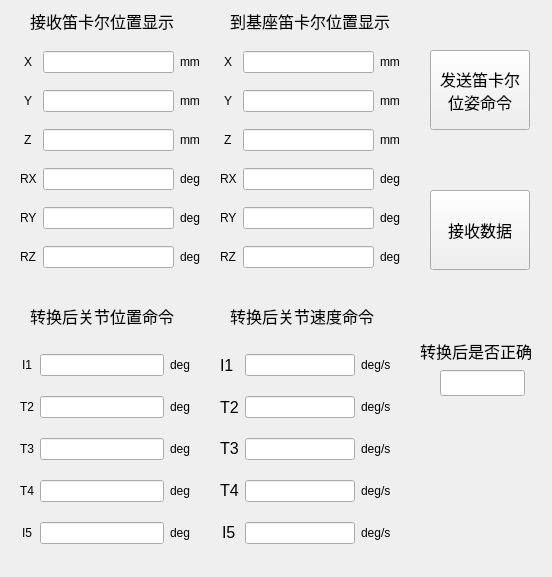
Qt form ui/ui_file/biped_receive_control_command.ui (Jiongyu/third_modular_robot) before a commit.
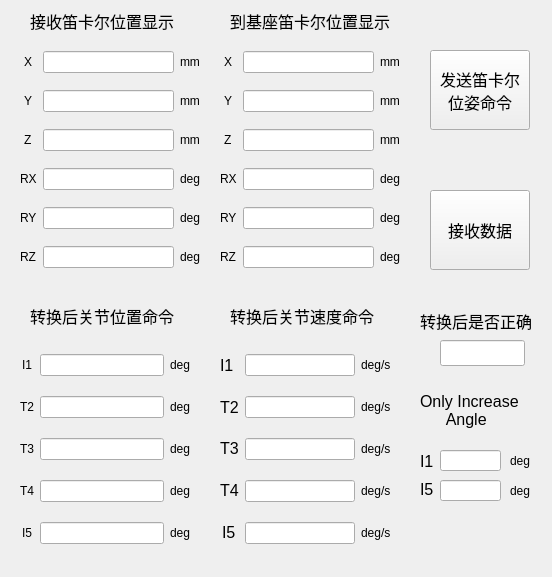
The same form after that commit.

```diff
--- a/ui/ui_file/biped_receive_control_command.ui
+++ b/ui/ui_file/biped_receive_control_command.ui
@@ -35,7 +35,7 @@
    <property name="geometry">
     <rect>
      <x>440</x>
-     <y>370</y>
+     <y>340</y>
      <width>85</width>
      <height>26</height>
     </rect>
@@ -781,7 +781,7 @@
    <property name="geometry">
     <rect>
      <x>420</x>
-     <y>340</y>
+     <y>310</y>
      <width>111</width>
      <height>21</height>
     </rect>
@@ -795,6 +795,125 @@
     <string>转换后是否正确</string>
    </property>
   </widget>
+  <widget class="QLabel" name="label_9">
+   <property name="geometry">
+    <rect>
+     <x>420</x>
+     <y>390</y>
+     <width>111</width>
+     <height>41</height>
+    </rect>
+   </property>
+   <property name="font">
+    <font>
+     <pointsize>12</pointsize>
+    </font>
+   </property>
+   <property name="text">
+    <string>Only Increase 
+      Angle</string>
+   </property>
+  </widget>
+  <widget class="QLineEdit" name="lineEdit_60">
+   <property name="geometry">
+    <rect>
+     <x>440</x>
+     <y>450</y>
+     <width>61</width>
+     <height>21</height>
+    </rect>
+   </property>
+   <property name="toolTip">
+    <string>&lt;html&gt;&lt;head/&gt;&lt;body&gt;&lt;p&gt;-360~360度&lt;/p&gt;&lt;/body&gt;&lt;/html&gt;</string>
+   </property>
+   <property name="alignment">
+    <set>Qt::AlignCenter</set>
+   </property>
+   <property name="readOnly">
+    <bool>true</bool>
+   </property>
+  </widget>
+  <widget class="QLabel" name="label_166">
+   <property name="geometry">
+    <rect>
+     <x>420</x>
+     <y>480</y>
+     <width>15</width>
+     <height>19</height>
+    </rect>
+   </property>
+   <property name="font">
+    <font>
+     <pointsize>12</pointsize>
+    </font>
+   </property>
+   <property name="text">
+    <string>I5</string>
+   </property>
+  </widget>
+  <widget class="QLabel" name="label_167">
+   <property name="geometry">
+    <rect>
+     <x>420</x>
+     <y>450</y>
+     <width>20</width>
+     <height>22</height>
+    </rect>
+   </property>
+   <property name="font">
+    <font>
+     <pointsize>12</pointsize>
+    </font>
+   </property>
+   <property name="text">
+    <string>I1</string>
+   </property>
+  </widget>
+  <widget class="QLineEdit" name="lineEdit_61">
+   <property name="geometry">
+    <rect>
+     <x>440</x>
+     <y>480</y>
+     <width>61</width>
+     <height>21</height>
+    </rect>
+   </property>
+   <property name="toolTip">
+    <string>&lt;html&gt;&lt;head/&gt;&lt;body&gt;&lt;p&gt;-360~360度&lt;/p&gt;&lt;/body&gt;&lt;/html&gt;</string>
+   </property>
+   <property name="alignment">
+    <set>Qt::AlignCenter</set>
+   </property>
+   <property name="readOnly">
+    <bool>true</bool>
+   </property>
+  </widget>
+  <widget class="QLabel" name="label_168">
+   <property name="geometry">
+    <rect>
+     <x>510</x>
+     <y>450</y>
+     <width>31</width>
+     <height>21</height>
+    </rect>
+   </property>
+   <property name="text">
+    <string>deg</string>
+   </property>
+  </widget>
+  <widget class="QLabel" name="label_169">
+   <property name="geometry">
+    <rect>
+     <x>510</x>
+     <y>480</y>
+     <width>31</width>
+     <height>21</height>
+    </rect>
+   </property>
+   <property name="text">
+    <string>deg</string>
+   </property>
+  </widget>
  </widget>
  <resources/>
  <connections>
```
Left out of the diff: 2 changed lines with no effect on the pictures.
